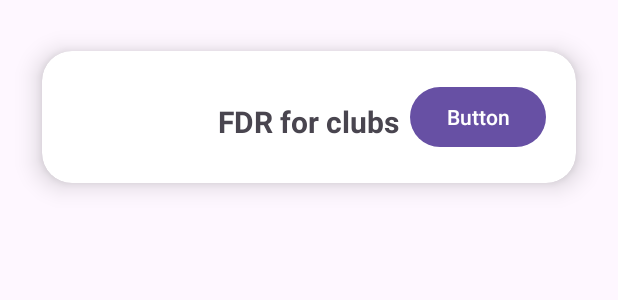
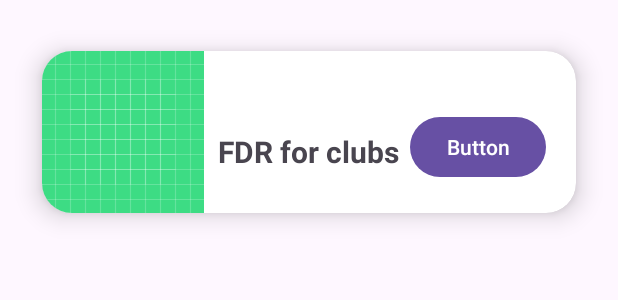
Before and after one commit to atai20/FDR_for_clubs, an Android app: the layout cardview.xml on its own in the app's theme, with its tools: preview values and no code run, on a phone screen of 412 x 824 dp. Shown: the top 300 px of the screen. Run offline under Robolectric (Android 15) with nearby library versions, the phone set to English and light mode, and no system bars.

Commit message:
added images to posts

```diff
--- a/app/src/main/java/com/example/fdrforclubs/Club_Join.java
+++ b/app/src/main/java/com/example/fdrforclubs/Club_Join.java
@@ -67,8 +67,8 @@ public class Club_Join extends AppCompatActivity {
 
             public void returnVal(DataSnapshot dataSnapshot) {
 
-                for (DataSnapshot dsp : dataSnapshot.getChildren()) {
-                    str = str+":  "+dsp.getKey()+"\n";
+
+                    str = str+":  "+dataSnapshot.getKey()+"\n";
                     View cardView = LayoutInflater.from(getApplicationContext()).inflate(R.layout.cardview, null);
 
 
@@ -86,7 +86,7 @@ public class Club_Join extends AppCompatActivity {
                     TextView textView = new TextView(new ContextThemeWrapper(getApplicationContext(), R.style.CardView1), null, 0);
                     tv.setText(str);
                     linearlyout_find_clubs.addView(cardView);
-                }
+
 
 
             }
--- a/app/src/main/res/layout/cardview.xml
+++ b/app/src/main/res/layout/cardview.xml
@@ -42,6 +42,12 @@
             android:layout_marginRight="20dp"
             android:text="Button" />
 
+        <ImageView
+            android:id="@+id/imageView4"
+            android:layout_width="wrap_content"
+            android:layout_height="wrap_content"
+            app:srcCompat="@drawable/ic_launcher_background" />
+
     </androidx.cardview.widget.CardView>
 
 </androidx.constraintlayout.widget.ConstraintLayout>
```
Also changed, not shown: app/src/main/java/com/example/fdrforclubs/CreatePost.java (+11 -5 lines), app/src/main/java/com/example/fdrforclubs/MainActivity.java (+19 -3 lines).
